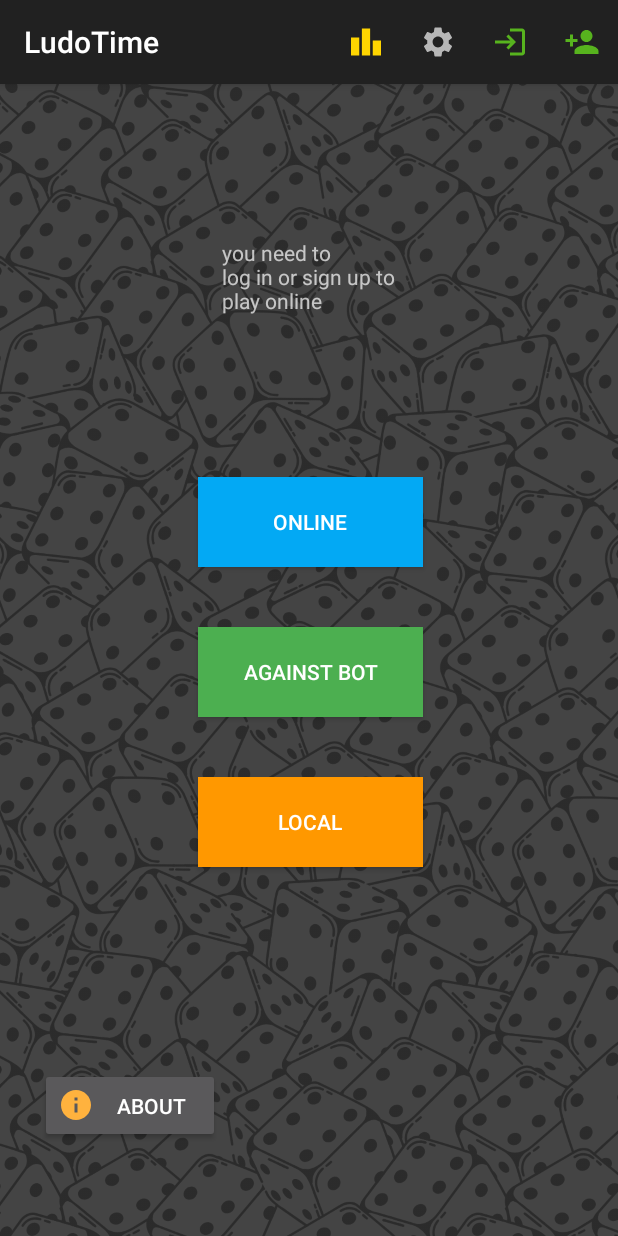
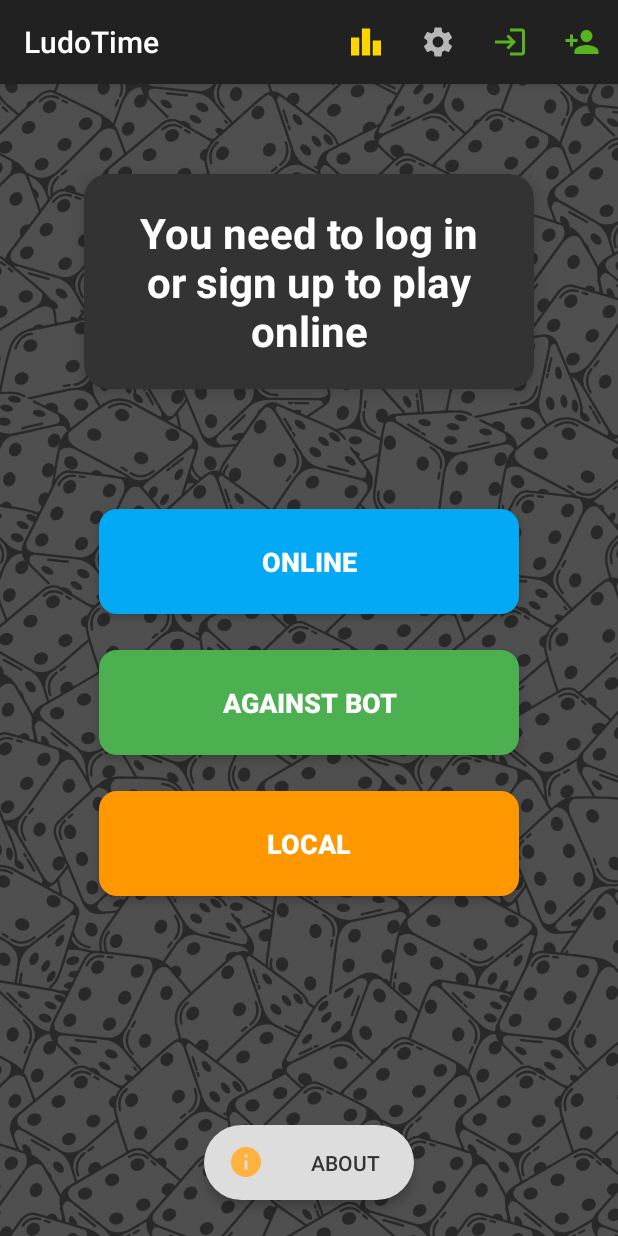
Before and after one commit to yardenfadel/SchoolProject-LudoTime, an Android app: the screen it shows after launch (MainActivity), on a phone screen of 412 x 824 dp. Run offline under Robolectric (Android 15) with nearby library versions, the light colour scheme and no system bars; our stand-ins replace Firebase (no records; nobody signed in at launch, a user with empty details on screens opened directly).

Commit message:
made about page and home page nicer, added a score icon in leaderboard

```diff
--- a/app/build.gradle.kts
+++ b/app/build.gradle.kts
@@ -45,6 +45,7 @@ dependencies {
     implementation(libs.navigation.ui)
     implementation(libs.firebase.auth)
     implementation(libs.firebase.database)
+    implementation(libs.cardview)
     testImplementation(libs.junit)
     androidTestImplementation(libs.ext.junit)
     androidTestImplementation(libs.espresso.core)
--- a/app/src/main/java/com/example/ludotime/MainActivity.java
+++ b/app/src/main/java/com/example/ludotime/MainActivity.java
@@ -225,7 +225,7 @@ public class MainActivity extends AppCompatActivity implements View.OnClickListe
             // Display validation results
             if (isValid) {
                 tvSignUpInfo.setText("Sign-up successful!");
-                tvWelcome.setText("hello " +username);
+                tvWelcome.setText("Hello " +username);
                 User u = new User(email, password, username, 0, "male_avatar");
                 fireBaseController.createUser(u, this);
                 dialogSignUp.dismiss();
@@ -237,7 +237,7 @@ public class MainActivity extends AppCompatActivity implements View.OnClickListe
 
     @Override
     public void onCallbackUser(User u) {
-        tvWelcome.setText("hello " + u.getName());
+        tvWelcome.setText("Hello " + u.getName());
         System.out.println("name set 4");
 
     }
--- a/app/src/main/res/layout/activity_main.xml
+++ b/app/src/main/res/layout/activity_main.xml
@@ -12,68 +12,131 @@
         android:layout_height="match_parent"
         android:src="@drawable/dice_background_image"
         android:scaleType="centerCrop"
-        android:alpha="0.1"
+        android:alpha="0.15"
         app:layout_constraintTop_toTopOf="parent"
         app:layout_constraintBottom_toBottomOf="parent"
         app:layout_constraintStart_toStartOf="parent"
         app:layout_constraintEnd_toEndOf="parent"/>
 
+    <androidx.cardview.widget.CardView
+        android:id="@+id/cardWelcome"
+        android:layout_width="300dp"
+        android:layout_height="wrap_content"
+        android:layout_marginTop="60dp"
+        app:cardCornerRadius="16dp"
+        app:cardElevation="6dp"
+        app:cardBackgroundColor="#333333"
+        app:layout_constraintEnd_toEndOf="parent"
+        app:layout_constraintStart_toStartOf="parent"
+        app:layout_constraintTop_toTopOf="parent">
+
+        <LinearLayout
+            android:layout_width="match_parent"
+            android:layout_height="wrap_content"
+            android:orientation="vertical"
+            android:padding="20dp">
+
             <TextView
                 android:id="@+id/tvWelcome"
-        android:layout_width="wrap_content"
+                android:layout_width="match_parent"
                 android:layout_height="wrap_content"
-        android:text="you need to\nlog in or sign up to\nplay online"
-        app:layout_constraintBottom_toBottomOf="parent"
+                android:text="You need to log in or sign up to play online"
+                android:textSize="28sp"
+                android:textStyle="bold"
+                android:textColor="#FFFFFF"
+                android:gravity="center" />
+
+        </LinearLayout>
+    </androidx.cardview.widget.CardView>
+
+    <androidx.cardview.widget.CardView
+        android:id="@+id/cardOnline"
+        android:layout_width="280dp"
+        android:layout_height="70dp"
+        android:layout_marginTop="80dp"
+        app:cardCornerRadius="12dp"
+        app:cardElevation="4dp"
         app:layout_constraintEnd_toEndOf="parent"
-        app:layout_constraintHorizontal_bias="0.498"
         app:layout_constraintStart_toStartOf="parent"
-        app:layout_constraintTop_toTopOf="parent"
-        app:layout_constraintVertical_bias="0.143" />
+        app:layout_constraintTop_toBottomOf="@+id/cardWelcome">
 
         <Button
             android:id="@+id/homePage_onlineMode"
-        android:layout_width="150dp"
-        android:layout_height="60dp"
-        android:layout_marginTop="108dp"
-        android:layout_marginEnd="130dp"
+            android:layout_width="match_parent"
+            android:layout_height="match_parent"
             android:background="#03A9F4"
-        android:text="Online"
+            android:text="ONLINE"
+            android:textSize="18sp"
+            android:textStyle="bold"
+            android:textColor="#FFFFFF" />
+    </androidx.cardview.widget.CardView>
+
+    <androidx.cardview.widget.CardView
+        android:id="@+id/cardBot"
+        android:layout_width="280dp"
+        android:layout_height="70dp"
+        android:layout_marginTop="24dp"
+        app:cardCornerRadius="12dp"
+        app:cardElevation="4dp"
         app:layout_constraintEnd_toEndOf="parent"
-        app:layout_constraintTop_toBottomOf="@+id/tvWelcome" />
+        app:layout_constraintStart_toStartOf="parent"
+        app:layout_constraintTop_toBottomOf="@+id/cardOnline">
 
         <Button
             android:id="@+id/homePage_botMode"
-        android:layout_width="150dp"
-        android:layout_height="60dp"
-        android:layout_marginTop="208dp"
-        android:layout_marginEnd="130dp"
+            android:layout_width="match_parent"
+            android:layout_height="match_parent"
             android:background="#4CAF50"
-        android:text="Against Bot"
+            android:text="AGAINST BOT"
+            android:textSize="18sp"
+            android:textStyle="bold"
+            android:textColor="#FFFFFF" />
+    </androidx.cardview.widget.CardView>
+
+    <androidx.cardview.widget.CardView
+        android:id="@+id/cardLocal"
+        android:layout_width="280dp"
+        android:layout_height="70dp"
+        android:layout_marginTop="24dp"
+        app:cardCornerRadius="12dp"
+        app:cardElevation="4dp"
         app:layout_constraintEnd_toEndOf="parent"
-        app:layout_constraintTop_toBottomOf="@+id/tvWelcome" />
+        app:layout_constraintStart_toStartOf="parent"
+        app:layout_constraintTop_toBottomOf="@+id/cardBot">
 
         <Button
             android:id="@+id/homePage_localMode"
-        android:layout_width="150dp"
-        android:layout_height="60dp"
-        android:layout_marginTop="308dp"
-        android:layout_marginEnd="130dp"
+            android:layout_width="match_parent"
+            android:layout_height="match_parent"
             android:background="#FF9800"
-        android:text="Local"
-        app:layout_constraintEnd_toEndOf="parent"
-        app:layout_constraintTop_toBottomOf="@+id/tvWelcome" />
+            android:text="LOCAL"
+            android:textSize="18sp"
+            android:textStyle="bold"
+            android:textColor="#FFFFFF" />
+    </androidx.cardview.widget.CardView>
+
+    <androidx.cardview.widget.CardView
+        android:id="@+id/cardAbout"
+        android:layout_width="140dp"
+        android:layout_height="50dp"
+        android:layout_marginBottom="24dp"
+        app:cardCornerRadius="25dp"
+        app:cardElevation="4dp"
+        app:layout_constraintBottom_toBottomOf="parent"
+        app:layout_constraintStart_toStartOf="parent"
+        app:layout_constraintEnd_toEndOf="parent">
 
         <Button
             android:id="@+id/homePage_about"
-        android:layout_width="120dp"
-        android:layout_height="50dp"
-        android:layout_marginTop="656dp"
-        android:layout_marginEnd="265dp"
+            android:layout_width="match_parent"
+            android:layout_height="match_parent"
+            android:background="#DDDDDD"
             android:drawableStart="@drawable/about"
-        android:drawablePadding="4dp"
-        android:text="About"
-        app:layout_constraintEnd_toEndOf="parent"
-        app:layout_constraintTop_toTopOf="parent" />
-
+            android:drawablePadding="8dp"
+            android:paddingStart="16dp"
+            android:text="ABOUT"
+            android:textColor="#333333"
+            android:textSize="14sp" />
+    </androidx.cardview.widget.CardView>
 
 </androidx.constraintlayout.widget.ConstraintLayout>
--- a/gradle/libs.versions.toml
+++ b/gradle/libs.versions.toml
@@ -1,5 +1,6 @@
 [versions]
 agp = "8.6.1"
+cardview = "1.0.0"
 junit = "4.13.2"
 junitVersion = "1.2.1"
 espressoCore = "3.6.1"
@@ -14,6 +15,7 @@ firebaseAuth = "23.1.0"
 firebaseDatabase = "21.0.0"
 
 [libraries]
+cardview = { module = "androidx.cardview:cardview", version.ref = "cardview" }
 junit = { group = "junit", name = "junit", version.ref = "junit" }
 ext-junit = { group = "androidx.test.ext", name = "junit", version.ref = "junitVersion" }
 espresso-core = { group = "androidx.test.espresso", name = "espresso-core", version.ref = "espressoCore" }
```
Also changed, not shown: app/src/main/res/drawable/ic_github.xml (added, +9 -0 lines), app/src/main/res/layout/activity_about.xml (+80 -13 lines), app/src/main/res/layout/recycleritem_user.xml (+13 -2 lines), app/src/main/res/drawable/ludo_banner.png (added). Lines whose indentation alone changed are shown as unchanged.
